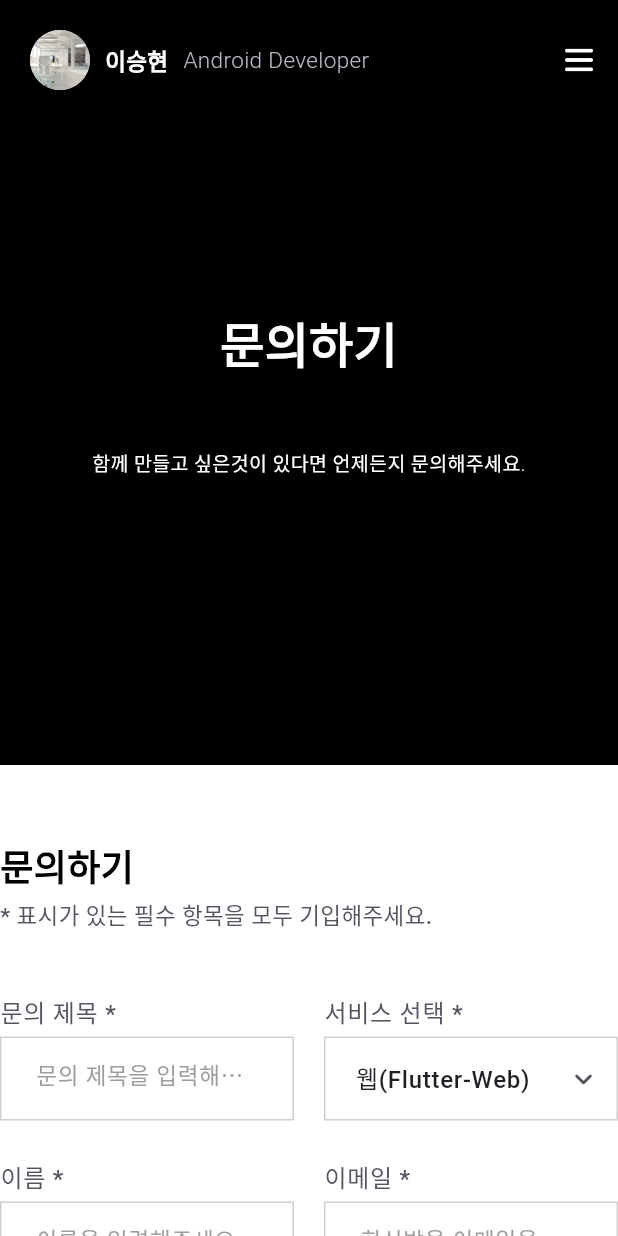
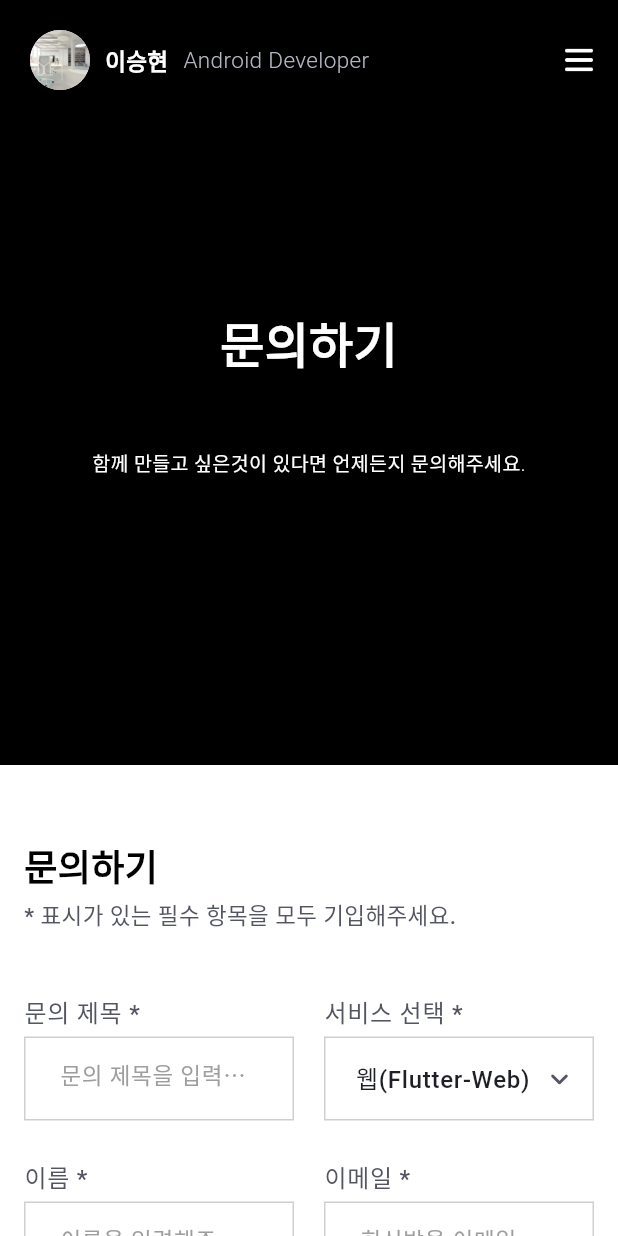
Before and after one commit to wndnjs00/juwon_portfolio, a Flutter app: the screen it shows after launch, after a tap on "문의하기", on a phone screen of 412 x 824 dp. Run offline on Flutter 3.47's test engine with Material 3 defaults, Android fonts, the light colour scheme and no system bars; our stand-ins replace beamer; Roboto replaces fonts that are missing (pretendard); statements that could not run were skipped.

Commit message:
feat-문의하기폼 양옆패딩구현

```diff
--- a/lib/home/home_screen.dart
+++ b/lib/home/home_screen.dart
@@ -1,4 +1,5 @@
 import 'package:flutter/material.dart';
+import 'package:juwon_portfolio/util/screen_padding.dart';
 import 'package:juwon_portfolio/widgets/util/common_scaffold.dart';
 import 'package:juwon_portfolio/widgets/footer/footer.dart';
 import 'package:juwon_portfolio/widgets/header/header.dart';
@@ -16,18 +17,27 @@
 class _HomeScreenState extends State<HomeScreen> {
   @override
   Widget build(BuildContext context) {
-    return ScreenLayoutBuilder(myBuilder: (screenModel, web, tablet, mobile){
+    return ScreenLayoutBuilder(
+        myBuilder: (screenModel, web, tablet, mobile){
+          var width = MediaQuery.of(context).size.width;
+
       return CommonScaffold(
           currentIndex: 0,
           screenModel: screenModel,
-          children: [
-            Header(
-                title: "이승현",
-                subTitle: "Flutter와 React를 중심으로 빠른 UX와 견고한 구조를 설계하는 프론트엔드 개발자입니다.\n항상 열정적으로 임하며, 어떤 도전에도 긍정적인 태도로 임합니다.",
-                developerTitle: "Android Developer",
-                screenModel: screenModel
-            )
-          ]);
+          horizontalPadding: ScreenPadding.get(web, width),
+
+          header: Header(
+              title: "이승현",
+              subTitle: "Flutter와 React를 중심으로 빠른 UX와 견고한 구조를 설계하는 프론트엔드 개발자입니다.\n항상 열정적으로 임하며, 어떤 도전에도 긍정적인 태도로 임합니다.",
+              developerTitle: "Android Developer",
+              screenModel: screenModel
+          ),
+          contents: Column(),
+          footer: const Footer(
+              title: "이승현",
+              subTitle: "Android Developer"
+          ),
+      );
     });
   }
 }
--- a/lib/question/question_screen.dart
+++ b/lib/question/question_screen.dart
@@ -2,6 +2,7 @@
 import 'package:juwon_portfolio/question/widgets/question_web.dart';
 import 'package:juwon_portfolio/question/widgets/question_widgets.dart';
 import 'package:juwon_portfolio/util/question_util.dart';
+import 'package:juwon_portfolio/util/screen_padding.dart';
 import 'package:juwon_portfolio/widgets/header/header.dart';
 import 'package:juwon_portfolio/widgets/menu/menu.dart';
 import 'package:juwon_portfolio/widgets/menu/page_drawer.dart';
@@ -10,6 +11,8 @@
 import 'package:juwon_portfolio/widgets/question_contents/question_subtitle.dart';
 import 'package:juwon_portfolio/widgets/util/screen_layout_builder.dart';
 import 'package:juwon_portfolio/widgets/util/common_scaffold.dart';
+
+import '../widgets/footer/footer.dart';
 
 class QuestionScreen extends StatefulWidget {
   const QuestionScreen({super.key});
@@ -35,12 +38,16 @@
 
   @override
   Widget build(BuildContext context) {
-    return ScreenLayoutBuilder(myBuilder: (screenModel, web, tablet, mobile){
+    return ScreenLayoutBuilder(
+      myBuilder: (screenModel, web, tablet, mobile) {
+        var width = MediaQuery.of(context).size.width;
+
         return CommonScaffold(
           currentIndex: 3,
           screenModel: screenModel,
-          children: [
-            Header(
+          horizontalPadding: ScreenPadding.get(web, width),
+
+          header: Header(
             title: "문의하기",
             subTitle: "함께 만들고 싶은것이 있다면 언제든지 문의해주세요.",
             screenModel: screenModel,
@@ -48,9 +55,18 @@
             showActionButtons: false,
             topSpacing: 120,
           ),
+          contents: Column(
+            children: [
               QuestionSubtitle(screenModel: screenModel),
               QuestionWeb(),
-          ]);
-    });
+            ],
+          ),
+          footer: const Footer(
+              title: "이승현",
+              subTitle: "Android Developer"
+          ),
+        );
+      },
+    );
   }
 }
--- /dev/null
+++ b/lib/util/screen_padding.dart
@@ -0,0 +1,11 @@
+class ScreenPadding{
+  static double get(bool web, double screenWidth){
+    if(web){
+      if(screenWidth > 1920) return 320;
+      var padding = screenWidth * 0.16;
+      if(padding <= 80) return 80;
+      return padding;
+    }
+    return 16;
+  }
+}
--- a/lib/widgets/header/header.dart
+++ b/lib/widgets/header/header.dart
@@ -14,7 +14,7 @@
     required this.subTitle,
     required this.screenModel,
     this.showProfileImage = true,
-    this.showActionButtons= true,
+    this.showActionButtons = true,
     this.topSpacing = 15,
     super.key,
   });
@@ -29,6 +29,7 @@
 
   @override
   Widget build(BuildContext context) {
+
     return Container(
       width: double.infinity,
       height: 430,
@@ -38,7 +39,7 @@
         children: [
           SizedBox(height: topSpacing),
 
-          if(showProfileImage) ...[
+          if (showProfileImage) ...[
             GestureDetector(
               onTap: () {},
               child: ClipOval(
@@ -71,15 +72,15 @@
           Text(
             subTitle,
             textAlign: TextAlign.center,
-            style: TextUtil.get15(
-              context,
-              Colors.white,
-            ).copyWith(fontWeight: FontWeight.w300, fontSize: subTitleFontSize()),
+            style: TextUtil.get15(context, Colors.white).copyWith(
+              fontWeight: FontWeight.w300,
+              fontSize: subTitleFontSize(),
+            ),
           ),
 
           if (showActionButtons) ...[
             SizedBox(height: 45),
-            if(screenModel.web) ...[
+            if (screenModel.web) ...[
               Row(
                 mainAxisAlignment: MainAxisAlignment.center,
                 children: [
@@ -97,14 +98,14 @@
                     size: Size(140, 44),
                     backgroundColor: MyColor.gray80,
                     border: BorderSide(
-                        color: Colors.white.withValues(alpha: 0.15),
-                        width: 1
+                      color: Colors.white.withValues(alpha: 0.15),
+                      width: 1,
                     ),
                     onPressed: () {},
                   ),
                 ],
-              )
-            ]else...[
+              ),
+            ] else ...[
               Column(
                 crossAxisAlignment: CrossAxisAlignment.center,
                 children: [
@@ -122,24 +123,23 @@
                     size: Size(140, 44),
                     backgroundColor: MyColor.gray80,
                     border: BorderSide(
-                        color: Colors.white.withValues(alpha: 0.15),
-                        width: 1
+                      color: Colors.white.withValues(alpha: 0.15),
+                      width: 1,
                     ),
                     onPressed: () {},
                   ),
                 ],
-              )
+              ),
             ],
-          ]
+          ],
         ],
       ),
     );
   }
 
-
-  double subTitleFontSize(){
-    if(screenModel.web) return 18;
-    if(screenModel.tablet) return 14;
+  double subTitleFontSize() {
+    if (screenModel.web) return 18;
+    if (screenModel.tablet) return 14;
     return 13;
   }
 }
--- a/lib/widgets/util/common_scaffold.dart
+++ b/lib/widgets/util/common_scaffold.dart
@@ -10,38 +10,51 @@
   const CommonScaffold({
     required this.currentIndex,
     required this.screenModel,
-    required this.children,
+    required this.header,
+    required this.contents,
+    required this.footer,
+    this.horizontalPadding = 0,
     super.key
   });
 
   final int currentIndex;
   final ScreenModel screenModel;
-  final List<Widget> children;
+  final double horizontalPadding;
+  final Widget header;
+  final Widget contents;
+  final Widget footer;
 
   @override
   Widget build(BuildContext context) {
-    children.add(Footer(title: "이승현", subTitle: "Android Developer"));
     return Scaffold(
       endDrawer: PageDrawer(
           currentIndex: currentIndex,
           tablet: screenModel.tablet,
       ),
-      body:Stack(
+      body: Column(
         children: [
-          Positioned.fill(
+          Menu(
+              currentIndex: currentIndex,
+              screenModel: screenModel
+          ),
+
+          Expanded(
               child: SingleChildScrollView(
-                padding: const EdgeInsets.only(top: MenuHeight.height),
                 child: Column(
-                  children: children,
+                  children: [
+                    header,
+
+                    // body에만 패딩적용
+                    Padding(
+                        padding: EdgeInsets.symmetric(horizontal: horizontalPadding),
+                      child: contents
+                    ),
+
+                    footer,
+                  ],
                 ),
               ),
           ),
-          Positioned(
-              left: 0,
-              top: 0,
-              right: 0,
-              child: Menu(currentIndex: currentIndex, screenModel: screenModel)
-          )
         ],
       ),
     );
```
Also changed, not shown: lib/widgets/footer/footer.dart (+20 -19 lines). Lines whose indentation alone changed are shown as unchanged.
